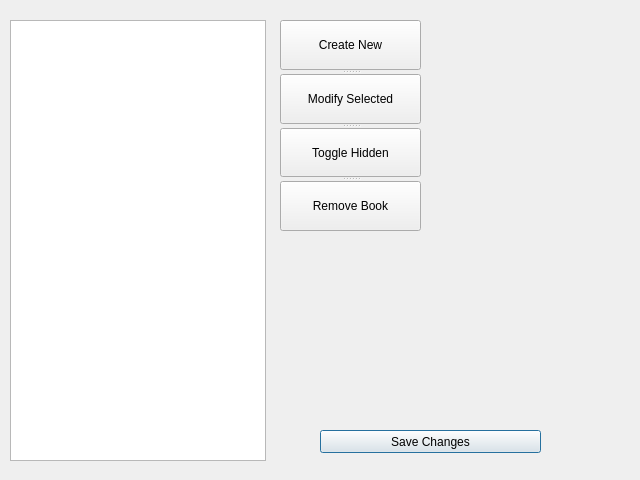
Old version of the form CS106LibrarySys/admindialog.ui in the repository hunterjreid/Library-Management-System.
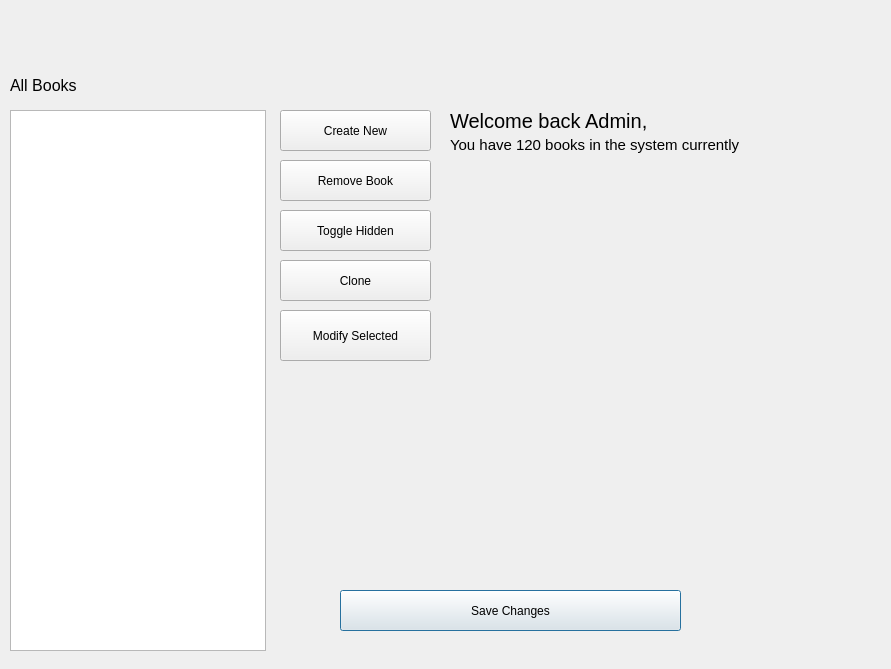
New version of the form.

```diff
--- a/CS106LibrarySys/admindialog.ui
+++ b/CS106LibrarySys/admindialog.ui
@@ -6,8 +6,8 @@
    <rect>
     <x>0</x>
     <y>0</y>
-    <width>640</width>
-    <height>480</height>
+    <width>891</width>
+    <height>669</height>
    </rect>
   </property>
   <property name="windowTitle">
@@ -17,57 +17,140 @@
    <property name="geometry">
     <rect>
      <x>10</x>
-     <y>20</y>
+     <y>110</y>
      <width>256</width>
-     <height>441</height>
+     <height>541</height>
     </rect>
    </property>
   </widget>
   <widget class="QPushButton" name="pushButton_4">
    <property name="geometry">
     <rect>
-     <x>320</x>
-     <y>430</y>
-     <width>221</width>
-     <height>23</height>
+     <x>340</x>
+     <y>590</y>
+     <width>341</width>
+     <height>41</height>
     </rect>
    </property>
    <property name="text">
     <string>Save Changes</string>
    </property>
   </widget>
-  <widget class="QSplitter" name="splitter">
+  <widget class="QPushButton" name="Clone">
    <property name="geometry">
     <rect>
      <x>280</x>
-     <y>20</y>
+     <y>260</y>
+     <width>151</width>
+     <height>41</height>
+    </rect>
+   </property>
+   <property name="styleSheet">
+    <string notr="true"/>
+   </property>
+   <property name="text">
+    <string>Clone</string>
+   </property>
+  </widget>
+  <widget class="QLabel" name="label">
+   <property name="geometry">
+    <rect>
+     <x>10</x>
+     <y>60</y>
      <width>141</width>
-     <height>211</height>
+     <height>51</height>
     </rect>
    </property>
-   <property name="orientation">
-    <enum>Qt::Vertical</enum>
+   <property name="styleSheet">
+    <string notr="true">font-size:16px;</string>
    </property>
-   <widget class="QPushButton" name="createNew">
-    <property name="text">
-     <string>Create New</string>
-    </property>
-   </widget>
-   <widget class="QPushButton" name="pushButton_2">
-    <property name="text">
-     <string>Modify Selected</string>
-    </property>
-   </widget>
-   <widget class="QPushButton" name="pushButton_3">
-    <property name="text">
-     <string>Toggle Hidden</string>
-    </property>
-   </widget>
-   <widget class="QPushButton" name="pushButton_5">
-    <property name="text">
-     <string>Remove Book</string>
-    </property>
-   </widget>
+   <property name="text">
+    <string>All Books</string>
+   </property>
+  </widget>
+  <widget class="QLabel" name="label_2">
+   <property name="geometry">
+    <rect>
+     <x>450</x>
+     <y>20</y>
+     <width>341</width>
+     <height>261</height>
+    </rect>
+   </property>
+   <property name="styleSheet">
+    <string notr="true">font:20px;</string>
+   </property>
+   <property name="text">
+    <string>&lt;html&gt;&lt;head/&gt;&lt;body&gt;&lt;p&gt;Welcome back Admin,&lt;/p&gt;&lt;p&gt;&lt;br/&gt;&lt;/p&gt;&lt;/body&gt;&lt;/html&gt;</string>
+   </property>
+  </widget>
+  <widget class="QLabel" name="label_3">
+   <property name="geometry">
+    <rect>
+     <x>450</x>
+     <y>90</y>
+     <width>431</width>
+     <height>111</height>
+    </rect>
+   </property>
+   <property name="styleSheet">
+    <string notr="true">font:11px;</string>
+   </property>
+   <property name="text">
+    <string>&lt;html&gt;&lt;head/&gt;&lt;body&gt;&lt;p&gt;&lt;span style=&quot; font-size:11pt;&quot;&gt;You have 120 books in the system currently&lt;/span&gt;&lt;/p&gt;&lt;/body&gt;&lt;/html&gt;</string>
+   </property>
+  </widget>
+  <widget class="QPushButton" name="pushButton_5">
+   <property name="geometry">
+    <rect>
+     <x>280</x>
+     <y>160</y>
+     <width>151</width>
+     <height>41</height>
+    </rect>
+   </property>
+   <property name="text">
+    <string>Remove Book</string>
+   </property>
+  </widget>
+  <widget class="QPushButton" name="pushButton_2">
+   <property name="geometry">
+    <rect>
+     <x>280</x>
+     <y>310</y>
+     <width>151</width>
+     <height>51</height>
+    </rect>
+   </property>
+   <property name="text">
+    <string>Modify Selected</string>
+   </property>
+  </widget>
+  <widget class="QPushButton" name="pushButton_3">
+   <property name="geometry">
+    <rect>
+     <x>280</x>
+     <y>210</y>
+     <width>151</width>
+     <height>41</height>
+    </rect>
+   </property>
+   <property name="text">
+    <string>Toggle Hidden</string>
+   </property>
+  </widget>
+  <widget class="QPushButton" name="createNew">
+   <property name="geometry">
+    <rect>
+     <x>280</x>
+     <y>110</y>
+     <width>151</width>
+     <height>41</height>
+    </rect>
+   </property>
+   <property name="text">
+    <string>Create New</string>
+   </property>
   </widget>
  </widget>
  <resources/>
```
Left out of the diff: 2 changed lines with no effect on the pictures.
